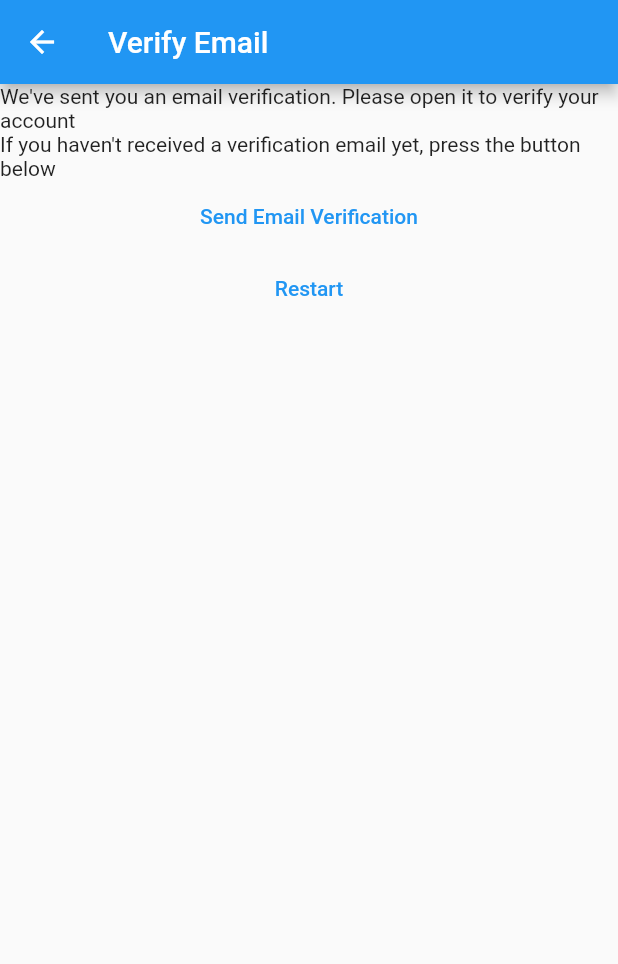
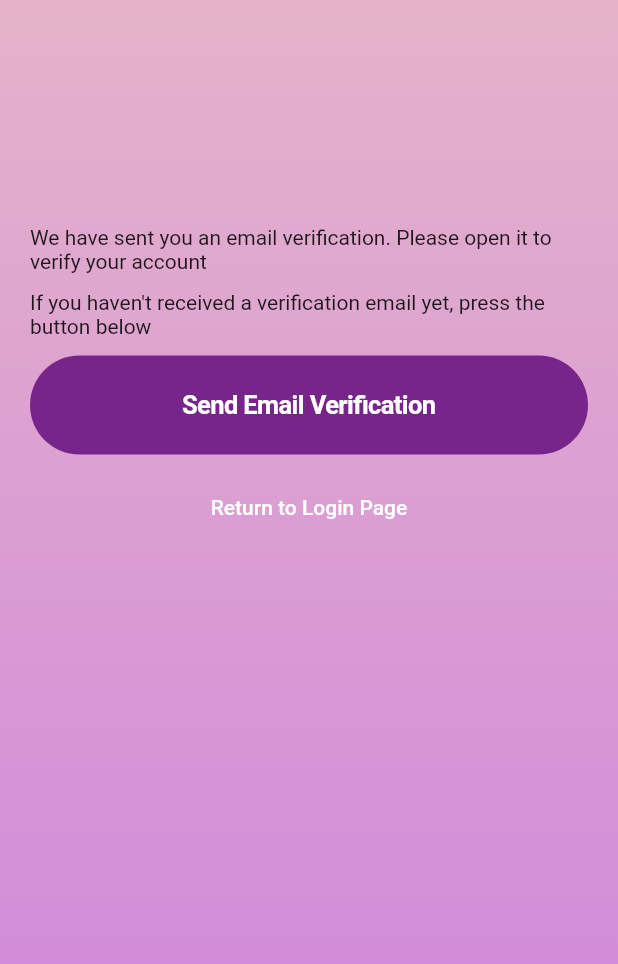
Before and after one commit to zaki-dawrey/NoteIt, a Flutter app: the VerifyEmailView screen opened directly, on a phone screen of 412 x 824 dp. Shown: the top 964 px of the screen. Run offline on Flutter 3.47's test engine with Material 2 defaults, Android fonts, the phone set to English and light mode, and no system bars; our stand-ins replace bloc, cloud_firestore, equatable, firebase_auth, firebase_core, flutter_bloc and 3 more; accounts and stored records are empty.

Commit message:
New Verify Email UI

```diff
--- a/lib/main.dart
+++ b/lib/main.dart
@@ -44,6 +44,7 @@ void main() async {
       ),
     );
   } else {
+    // ignore: avoid_print
     print("Error: FIREBASE_API_KEY not found in .env file.");
   }
 }
--- a/lib/views/notes/notes_view.dart
+++ b/lib/views/notes/notes_view.dart
@@ -33,7 +33,7 @@ class _NotesViewState extends State<NotesView> {
       appBar: AppBar(
         // ignore: prefer_const_constructors
         backgroundColor: Color.fromRGBO(140, 162, 217, 1),
-        title: const Text('Notes'),
+        title: const Text('NoteIt'),
         actions: [
           IconButton(
               onPressed: () {
--- a/lib/views/verify_email_view.dart
+++ b/lib/views/verify_email_view.dart
@@ -2,6 +2,8 @@ import 'package:flutter/material.dart';
 import 'package:flutter_application_1/services/auth/bloc/auth_bloc.dart';
 import 'package:flutter_application_1/services/auth/bloc/auth_event.dart';
 import 'package:flutter_bloc/flutter_bloc.dart';
+import 'package:flutter/cupertino.dart';
+import 'package:flutter_application_1/constants/const.dart';
 
 class VerifyEmailView extends StatefulWidget {
   const VerifyEmailView({super.key});
@@ -14,34 +16,73 @@ class VerifyEmailView extends StatefulWidget {
 class _VerifyEmailViewState extends State<VerifyEmailView> {
   @override
   Widget build(BuildContext context) {
+    Size size = MediaQuery.of(context).size;
     return Scaffold(
-      appBar: AppBar(
-        title: const Text('Verify Email'),
+      body: Container(
+          height: double.maxFinite,
+          decoration: const BoxDecoration(
+            gradient: LinearGradient(
+              begin: Alignment.topCenter,
+              end: Alignment.bottomCenter,
+              colors: [g1, g2],
             ),
-      body: Column(
+          ),
+          child: SingleChildScrollView(
+            child: Padding(
+              //padding: EdgeInsets.all(size.height * 0.030),
+              padding: const EdgeInsets.only(
+                  left: 20, bottom: 20, right: 20, top: 150),
+              child: OverflowBar(
+                overflowAlignment: OverflowBarAlignment.center,
+                overflowSpacing: size.height * 0.014,
                 children: [
                   const Text(
-              "We've sent you an email verification. Please open it to verify your account"),
+                    "We have sent you an email verification. Please open it to verify your account",
+                  ),
                   const Text(
-              "If you haven't received a verification email yet, press the button below"),
-          TextButton(
+                    "If you haven't received a verification email yet, press the button below",
+                  ),
+                  CupertinoButton(
+                    padding: EdgeInsets.zero,
+                    child: Container(
+                      alignment: Alignment.center,
+                      width: double.infinity,
+                      height: size.height * 0.080,
+                      decoration: BoxDecoration(
+                        color: kButtonColor,
+                        borderRadius: BorderRadius.circular(37),
+                      ),
+                      child: const Text(
+                        "Send Email Verification",
+                        style: TextStyle(
+                          color: kWhiteColor,
+                          fontWeight: FontWeight.w700,
+                        ),
+                      ),
+                    ),
                     onPressed: () {
                       context.read<AuthBloc>().add(
                             const AuthEventSendEmailVerification(),
                           );
                     },
-            child: const Text('Send Email Verification'),
                   ),
                   TextButton(
+                    style: TextButton.styleFrom(
+                      padding: EdgeInsets.zero,
+                      alignment: Alignment.centerRight,
+                      foregroundColor: Colors.white,
+                    ),
                     onPressed: () {
                       context.read<AuthBloc>().add(
                             const AuthEventLogOut(),
                           );
                     },
-            child: const Text('Restart'),
+                    child: const Text('Return to Login Page'),
                   )
                 ],
               ),
+            ),
+          )),
     );
   }
 }
```
Lines whose indentation alone changed are shown as unchanged.
